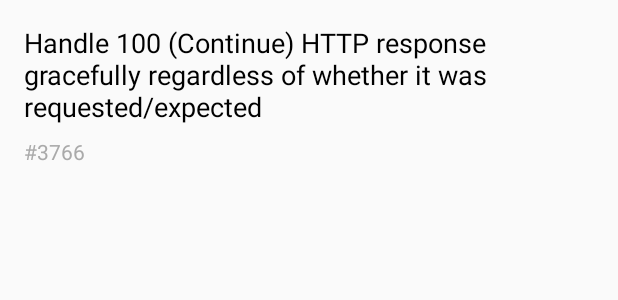
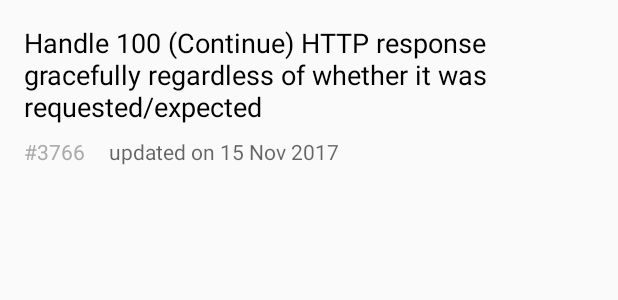
Before and after one commit to krishna657/Assignment1, an Android app: the layout pull_item_view.xml on its own in the app's theme, with its tools: preview values and no code run, on a phone screen of 412 x 824 dp. Shown: the top 300 px of the screen. Run offline under Robolectric (Android 15) with nearby library versions, the phone set to English and light mode, and no system bars.

Commit message:
retaining the view model on configuration change and also added updated time stamp to recycler view item view.

```diff
--- a/app/src/main/AndroidManifest.xml
+++ b/app/src/main/AndroidManifest.xml
@@ -9,7 +9,7 @@
         android:roundIcon="@mipmap/ic_launcher_round"
         android:supportsRtl="true"
         android:theme="@style/AppTheme">
-        <activity android:name=".MainActivity">
+        <activity android:name=".pullrequest.PullRequestsActivity">
             <intent-filter>
                 <action android:name="android.intent.action.MAIN" />
 
--- a/app/src/main/java/com/example/assignment/meeshoassignment1/BindingAdapters.java
+++ b/app/src/main/java/com/example/assignment/meeshoassignment1/BindingAdapters.java
@@ -1,11 +1,10 @@
 package com.example.assignment.meeshoassignment1;
 
 import android.databinding.BindingAdapter;
-import android.databinding.InverseBindingAdapter;
 import android.support.v7.widget.RecyclerView;
-import android.widget.EditText;
 
 import com.example.assignment.meeshoassignment1.data.PullRequest;
+import com.example.assignment.meeshoassignment1.pullrequest.PullRequestsListAdapter;
 
 import java.util.List;
 
--- a/app/src/main/java/com/example/assignment/meeshoassignment1/PullRequestsListAdapter.java
+++ b/app/src/main/java/com/example/assignment/meeshoassignment1/pullrequest/PullRequestsListAdapter.java
@@ -1,10 +1,11 @@
-package com.example.assignment.meeshoassignment1;
+package com.example.assignment.meeshoassignment1.pullrequest;
 
 import android.databinding.DataBindingUtil;
 import android.support.v7.widget.RecyclerView;
 import android.view.LayoutInflater;
 import android.view.ViewGroup;
 
+import com.example.assignment.meeshoassignment1.R;
 import com.example.assignment.meeshoassignment1.data.PullRequest;
 import com.example.assignment.meeshoassignment1.databinding.PullItemViewBinding;
 
--- a/app/src/main/java/com/example/assignment/meeshoassignment1/PullRequestsViewModel.java
+++ b/app/src/main/java/com/example/assignment/meeshoassignment1/pullrequest/PullRequestsViewModel.java
@@ -1,4 +1,4 @@
-package com.example.assignment.meeshoassignment1;
+package com.example.assignment.meeshoassignment1.pullrequest;
 
 import android.content.Context;
 import android.databinding.ObservableArrayList;
@@ -6,11 +6,13 @@ import android.databinding.ObservableBoolean;
 import android.databinding.ObservableField;
 import android.support.annotation.NonNull;
 
+import com.example.assignment.meeshoassignment1.BaseViewModel;
+import com.example.assignment.meeshoassignment1.R;
+import com.example.assignment.meeshoassignment1.Source;
 import com.example.assignment.meeshoassignment1.data.PullRequest;
 
 import java.util.List;
 
-import io.reactivex.Scheduler;
 import io.reactivex.android.schedulers.AndroidSchedulers;
 import io.reactivex.disposables.CompositeDisposable;
 import io.reactivex.disposables.Disposable;
--- a/app/src/main/res/layout/activity_main.xml
+++ b/app/src/main/res/layout/activity_main.xml
@@ -6,12 +6,14 @@
         <import type="android.view.View"/>
         <variable
             name="pullsViewModel"
-            type="com.example.assignment.meeshoassignment1.PullRequestsViewModel"/>
+            type="com.example.assignment.meeshoassignment1.pullrequest.PullRequestsViewModel"/>
     </data>
     <android.support.constraint.ConstraintLayout
         android:layout_width="match_parent"
         android:layout_height="match_parent"
-        tools:context="com.example.assignment.meeshoassignment1.MainActivity">
+        android:focusable="true"
+        android:focusableInTouchMode="true"
+        tools:context="com.example.assignment.meeshoassignment1.pullrequest.PullRequestsActivity">
 
         <EditText
             android:id="@+id/user_repo"
--- a/app/src/main/res/layout/pull_item_view.xml
+++ b/app/src/main/res/layout/pull_item_view.xml
@@ -31,14 +31,27 @@
             android:layout_width="0dp"
             android:layout_height="wrap_content"
             android:layout_marginBottom="16dp"
-            android:layout_marginEnd="8dp"
             android:layout_marginTop="8dp"
             android:text="@{`#` +  pullrequest.number}"
             android:textColor="@android:color/darker_gray"
             app:layout_constraintBottom_toBottomOf="parent"
-            app:layout_constraintEnd_toEndOf="parent"
             app:layout_constraintStart_toStartOf="@+id/title"
             app:layout_constraintTop_toBottomOf="@+id/title"
             tools:text="@string/pull_request_number" />
+
+        <TextView
+            android:id="@+id/updated_date"
+            android:layout_width="0dp"
+            android:layout_height="wrap_content"
+            android:layout_marginEnd="8dp"
+            android:layout_marginStart="16dp"
+            android:ellipsize="end"
+            android:hint="@string/pull_request_updated"
+            android:text="@{ @string/updated_on + ` ` + pullrequest.getFormatedUpdatedDate()}"
+            android:textColor="@android:color/darker_gray"
+            android:textSize="14sp"
+            app:layout_constraintBottom_toBottomOf="@+id/pull_request_number"
+            app:layout_constraintEnd_toEndOf="parent"
+            app:layout_constraintStart_toEndOf="@+id/pull_request_number" />
     </android.support.constraint.ConstraintLayout>
 </layout>
--- a/app/src/main/res/values/strings.xml
+++ b/app/src/main/res/values/strings.xml
@@ -3,6 +3,8 @@
     <string name="pull_requests_hint">Square/retrofit</string>
     <string name="pull_request_title">Handle 100 (Continue) HTTP response gracefully regardless of whether it was requested/expected </string>
     <string name="pull_request_number">#3766</string>
+    <string name="pull_request_updated">updated on 15 Nov 2017</string>
+    <string name="updated_on">Updated on</string>
     <string name="error_edit_text_insert">Please insert text in given format</string>
     <string name="network_error">Please connect to internet and try again</string>
     <string name="pull_requests_zero">There are no open pull requests in given repo</string>
```
Also changed, not shown: app/src/main/java/com/example/assignment/meeshoassignment1/ViewModelHolder.java (added, +35 -0 lines), app/src/main/java/com/example/assignment/meeshoassignment1/data/PullRequest.java (+25 -0 lines), app/src/main/java/com/example/assignment/meeshoassignment1/pullrequest/PullRequestsActivity.java (renamed from app/src/main/java/com/example/assignment/meeshoassignment1/MainActivity.java, +33 -10 lines).
